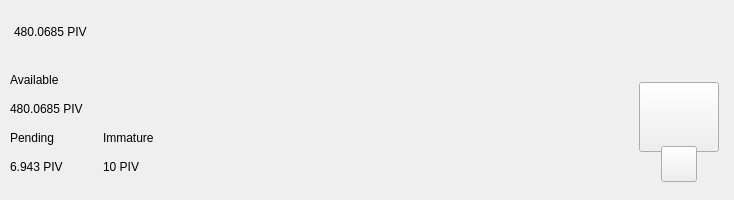
Above: src/qt/pivx/forms/topbar.ui from MotoAcidic/pivx-gui before the change. Below: the same form after it.
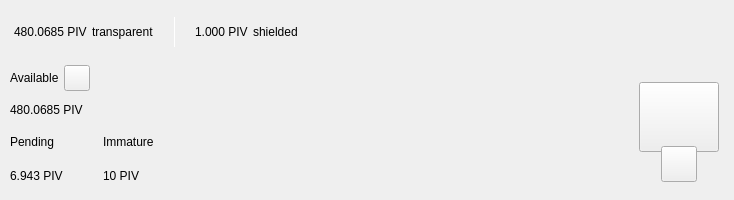
That is the form after the change. Custom widgets are drawn as their Qt base class.

```diff
--- a/src/qt/pivx/forms/topbar.ui
+++ b/src/qt/pivx/forms/topbar.ui
@@ -93,7 +93,7 @@
            </property>
            <layout class="QHBoxLayout" name="horizontalLayout_5">
             <property name="spacing">
-             <number>0</number>
+             <number>5</number>
             </property>
             <property name="leftMargin">
              <number>0</number>
@@ -123,6 +123,89 @@
               </property>
              </widget>
             </item>
+            <item>
+             <widget class="QLabel" name="labelTrans">
+              <property name="text">
+               <string>transparent</string>
+              </property>
+             </widget>
+            </item>
+            <item>
+             <spacer name="horizontalSpacer_11">
+              <property name="orientation">
+               <enum>Qt::Horizontal</enum>
+              </property>
+              <property name="sizeType">
+               <enum>QSizePolicy::Fixed</enum>
+              </property>
+              <property name="sizeHint" stdset="0">
+               <size>
+                <width>15</width>
+                <height>20</height>
+               </size>
+              </property>
+             </spacer>
+            </item>
+            <item alignment="Qt::AlignVCenter">
+             <widget class="QLabel" name="typeSpacerTop">
+              <property name="minimumSize">
+               <size>
+                <width>1</width>
+                <height>30</height>
+               </size>
+              </property>
+              <property name="maximumSize">
+               <size>
+                <width>1</width>
+                <height>30</height>
+               </size>
+              </property>
+              <property name="styleSheet">
+               <string notr="true">background-color:white;
+padding:0px;
+border:none;</string>
+              </property>
+              <property name="text">
+               <string/>
+              </property>
+             </widget>
+            </item>
+            <item>
+             <spacer name="horizontalSpacer_12">
+              <property name="orientation">
+               <enum>Qt::Horizontal</enum>
+              </property>
+              <property name="sizeType">
+               <enum>QSizePolicy::Fixed</enum>
+              </property>
+              <property name="sizeHint" stdset="0">
+               <size>
+                <width>15</width>
+                <height>20</height>
+               </size>
+              </property>
+             </spacer>
+            </item>
+            <item alignment="Qt::AlignTop">
+             <widget class="QLabel" name="labelAmountTopShieldedPiv">
+              <property name="minimumSize">
+               <size>
+                <width>0</width>
+                <height>36</height>
+               </size>
+              </property>
+              <property name="text">
+               <string notr="true">1.000 PIV</string>
+              </property>
+             </widget>
+            </item>
+            <item>
+             <widget class="QLabel" name="labelShield">
+              <property name="text">
+               <string>shielded</string>
+              </property>
+             </widget>
+            </item>
            </layout>
           </widget>
          </item>
@@ -312,11 +395,6 @@
           <number>10</number>
          </property>
          <item>
-          <layout class="QHBoxLayout" name="horizontalLayout_3">
-           <property name="bottomMargin">
-            <number>9</number>
-           </property>
-           <item>
             <layout class="QVBoxLayout" name="verticalLayout_7">
              <property name="spacing">
               <number>0</number>
@@ -330,6 +408,11 @@
              <item>
               <layout class="QVBoxLayout" name="verticalLayout_2">
                <item>
+              <layout class="QHBoxLayout" name="horizontalLayoutContainerAvailable">
+               <property name="spacing">
+                <number>5</number>
+               </property>
+               <item>
                 <widget class="QLabel" name="labelTitle1">
                  <property name="text">
                   <string>Available</string>
@@ -337,6 +420,58 @@
                 </widget>
                </item>
                <item>
+                <widget class="QPushButton" name="pushButtonBalanceInfo">
+                 <property name="minimumSize">
+                  <size>
+                   <width>26</width>
+                   <height>26</height>
+                  </size>
+                 </property>
+                 <property name="maximumSize">
+                  <size>
+                   <width>26</width>
+                   <height>26</height>
+                  </size>
+                 </property>
+                 <property name="mouseTracking">
+                  <bool>true</bool>
+                 </property>
+                 <property name="focusPolicy">
+                  <enum>Qt::NoFocus</enum>
+                 </property>
+                 <property name="text">
+                  <string notr="true"/>
+                 </property>
+                 <property name="iconSize">
+                  <size>
+                   <width>24</width>
+                   <height>24</height>
+                  </size>
+                 </property>
+                 <property name="shortcut">
+                  <string notr="true"/>
+                 </property>
+                </widget>
+               </item>
+               <item>
+                <spacer name="horizontalSpacer_4">
+                 <property name="orientation">
+                  <enum>Qt::Horizontal</enum>
+                 </property>
+                 <property name="sizeType">
+                  <enum>QSizePolicy::MinimumExpanding</enum>
+                 </property>
+                 <property name="sizeHint" stdset="0">
+                  <size>
+                   <width>20</width>
+                   <height>20</height>
+                  </size>
+                 </property>
+                </spacer>
+               </item>
+              </layout>
+             </item>
+             <item>
                 <widget class="QLabel" name="labelAmountPiv">
                  <property name="text">
                   <string notr="true">480.0685 PIV</string>
@@ -346,12 +481,44 @@
               </layout>
              </item>
              <item>
+            <widget class="QWidget" name="container_imm_pend" native="true">
               <layout class="QHBoxLayout" name="horizontalLayout_2">
                <property name="spacing">
                 <number>0</number>
                </property>
-               <item>
+              <property name="leftMargin">
+               <number>0</number>
+              </property>
+              <property name="topMargin">
+               <number>0</number>
+              </property>
+              <property name="rightMargin">
+               <number>0</number>
+              </property>
+              <property name="bottomMargin">
+               <number>0</number>
+              </property>
+              <item alignment="Qt::AlignLeft">
+               <widget class="QWidget" name="container_pending" native="true">
+                <property name="sizePolicy">
+                 <sizepolicy hsizetype="Minimum" vsizetype="Preferred">
+                  <horstretch>0</horstretch>
+                  <verstretch>0</verstretch>
+                 </sizepolicy>
+                </property>
                 <layout class="QVBoxLayout" name="verticalLayout_3">
+                 <property name="leftMargin">
+                  <number>0</number>
+                 </property>
+                 <property name="topMargin">
+                  <number>0</number>
+                 </property>
+                 <property name="rightMargin">
+                  <number>0</number>
+                 </property>
+                 <property name="bottomMargin">
+                  <number>0</number>
+                 </property>
                  <item>
                   <widget class="QLabel" name="labelTitle3">
                    <property name="text">
@@ -367,6 +534,7 @@
                   </widget>
                  </item>
                 </layout>
+               </widget>
                </item>
                <item>
                 <spacer name="horizontalSpacer_3">
@@ -384,8 +552,27 @@
                  </property>
                 </spacer>
                </item>
-               <item>
+              <item alignment="Qt::AlignLeft">
+               <widget class="QWidget" name="container_immature" native="true">
+                <property name="sizePolicy">
+                 <sizepolicy hsizetype="Minimum" vsizetype="Preferred">
+                  <horstretch>0</horstretch>
+                  <verstretch>0</verstretch>
+                 </sizepolicy>
+                </property>
                 <layout class="QVBoxLayout" name="verticalLayout_4">
+                 <property name="leftMargin">
+                  <number>0</number>
+                 </property>
+                 <property name="topMargin">
+                  <number>0</number>
+                 </property>
+                 <property name="rightMargin">
+                  <number>0</number>
+                 </property>
+                 <property name="bottomMargin">
+                  <number>0</number>
+                 </property>
                  <item>
                   <widget class="QLabel" name="labelTitle4">
                    <property name="text">
@@ -401,10 +588,23 @@
                   </widget>
                  </item>
                 </layout>
-               </item>
-              </layout>
-             </item>
-            </layout>
+               </widget>
+              </item>
+              <item>
+               <spacer name="horizontalSpacer_5">
+                <property name="orientation">
+                 <enum>Qt::Horizontal</enum>
+                </property>
+                <property name="sizeHint" stdset="0">
+                 <size>
+                  <width>40</width>
+                  <height>20</height>
+                 </size>
+                </property>
+               </spacer>
+              </item>
+             </layout>
+            </widget>
            </item>
           </layout>
          </item>
```
Lines whose indentation alone changed are shown as unchanged.
